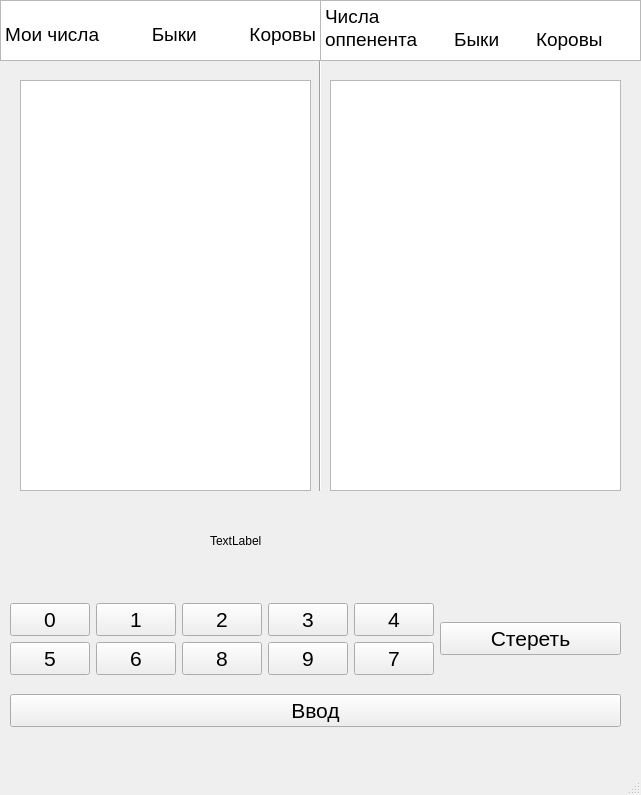
Old version of the form project/main.ui in the repository ttalova/bulls_and_cows.
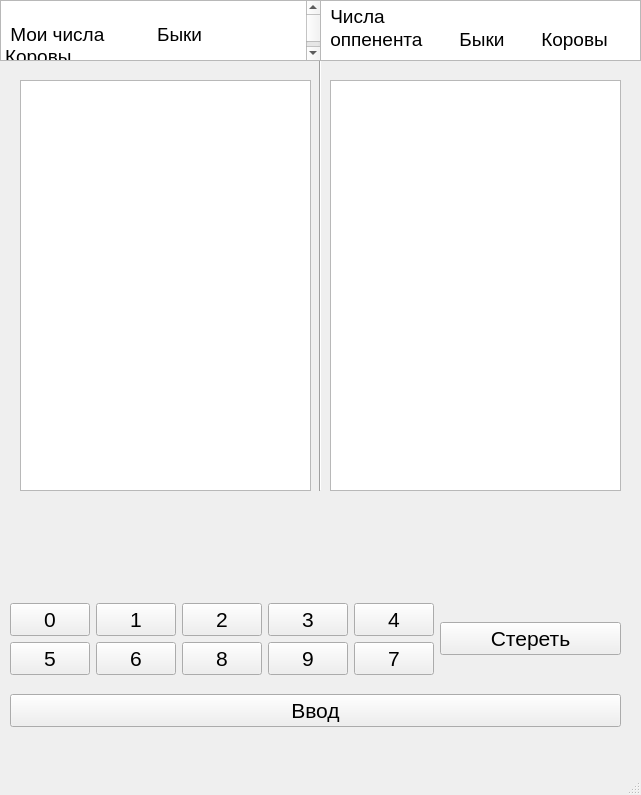
New version of the form. Icons and pictures are not drawn.

Commit message: play for one

Patch:
```diff
--- a/project/main.ui
+++ b/project/main.ui
@@ -271,7 +271,7 @@
 p, li { white-space: pre-wrap; }
 &lt;/style&gt;&lt;/head&gt;&lt;body style=&quot; font-family:'Ubuntu'; font-size:11pt; font-weight:400; font-style:normal;&quot;&gt;
 &lt;p style=&quot;-qt-paragraph-type:empty; margin-top:0px; margin-bottom:0px; margin-left:0px; margin-right:0px; -qt-block-indent:0; text-indent:0px;&quot;&gt;&lt;br /&gt;&lt;/p&gt;
-&lt;p style=&quot; margin-top:0px; margin-bottom:0px; margin-left:0px; margin-right:0px; -qt-block-indent:0; text-indent:0px;&quot;&gt;&lt;span style=&quot; font-size:14pt;&quot;&gt;Мои числа          Быки          Коровы&lt;/span&gt;&lt;/p&gt;&lt;/body&gt;&lt;/html&gt;</string>
+&lt;p style=&quot; margin-top:0px; margin-bottom:0px; margin-left:0px; margin-right:0px; -qt-block-indent:0; text-indent:0px;&quot;&gt;&lt;span style=&quot; font-size:14pt;&quot;&gt; Мои числа          Быки          Коровы&lt;/span&gt;&lt;/p&gt;&lt;/body&gt;&lt;/html&gt;</string>
     </property>
    </widget>
    <widget class="QTextBrowser" name="textBrowser_2">
@@ -288,21 +288,37 @@
 &lt;html&gt;&lt;head&gt;&lt;meta name=&quot;qrichtext&quot; content=&quot;1&quot; /&gt;&lt;style type=&quot;text/css&quot;&gt;
 p, li { white-space: pre-wrap; }
 &lt;/style&gt;&lt;/head&gt;&lt;body style=&quot; font-family:'Ubuntu'; font-size:11pt; font-weight:400; font-style:normal;&quot;&gt;
-&lt;p style=&quot; margin-top:0px; margin-bottom:0px; margin-left:0px; margin-right:0px; -qt-block-indent:0; text-indent:0px;&quot;&gt;&lt;span style=&quot; font-size:14pt;&quot;&gt;Числа&lt;/span&gt;&lt;/p&gt;
-&lt;p style=&quot; margin-top:0px; margin-bottom:0px; margin-left:0px; margin-right:0px; -qt-block-indent:0; text-indent:0px;&quot;&gt;&lt;span style=&quot; font-size:14pt;&quot;&gt;оппенента       Быки       Коровы&lt;/span&gt;&lt;/p&gt;&lt;/body&gt;&lt;/html&gt;</string>
+&lt;p style=&quot; margin-top:0px; margin-bottom:0px; margin-left:0px; margin-right:0px; -qt-block-indent:0; text-indent:0px;&quot;&gt;&lt;span style=&quot; font-size:14pt;&quot;&gt; Числа&lt;/span&gt;&lt;/p&gt;
+&lt;p style=&quot; margin-top:0px; margin-bottom:0px; margin-left:0px; margin-right:0px; -qt-block-indent:0; text-indent:0px;&quot;&gt;&lt;span style=&quot; font-size:14pt;&quot;&gt; оппенента       Быки       Коровы&lt;/span&gt;&lt;/p&gt;&lt;/body&gt;&lt;/html&gt;</string>
     </property>
    </widget>
    <widget class="QLabel" name="number">
     <property name="geometry">
      <rect>
-      <x>210</x>
+      <x>270</x>
       <y>520</y>
-      <width>221</width>
+      <width>121</width>
       <height>41</height>
      </rect>
     </property>
+    <property name="font">
+     <font>
+      <pointsize>36</pointsize>
+      <weight>50</weight>
+      <bold>false</bold>
+     </font>
+    </property>
+    <property name="cursor">
+     <cursorShape>IBeamCursor</cursorShape>
+    </property>
+    <property name="styleSheet">
+     <string notr="true"/>
+    </property>
+    <property name="lineWidth">
+     <number>3</number>
+    </property>
     <property name="text">
-     <string>TextLabel</string>
+     <string/>
     </property>
    </widget>
   </widget>
```
Left out of the diff: 7 changed lines with no effect on the pictures. The commit also changes 1 other file.
